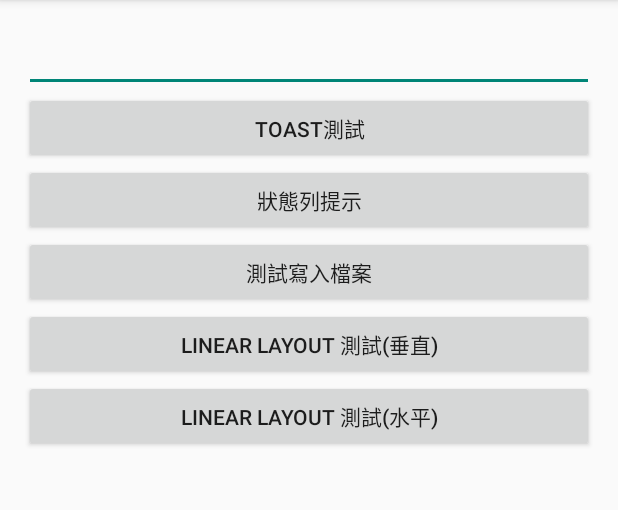
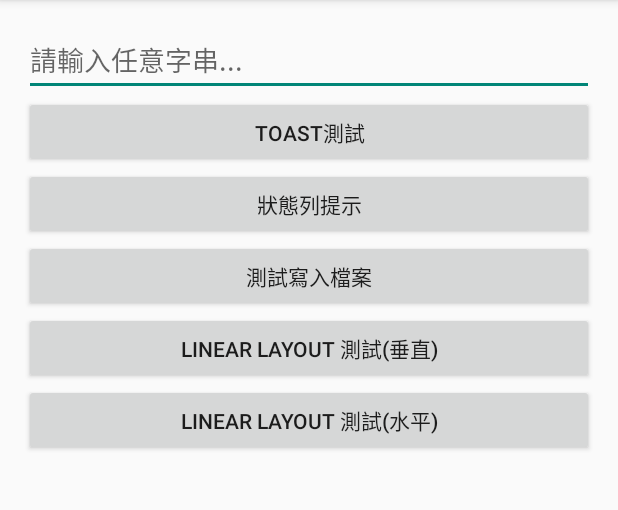
Before and after one commit to fishingboy/Android_Test, an Android app: the MainView screen opened directly, with no data from a screen before it, on a phone screen of 412 x 824 dp, the part 84-594 px from its top. Run offline under Robolectric (Android 15) with nearby library versions, the phone set to English and light mode, and no system bars.

Commit message:
輸入方塊加入提示訊息(類似 html 的 placeholder) fill_parent(舊屬性) 改為 match_parent(新屬性)

```diff
--- a/app/src/main/res/layout/activity_main.xml
+++ b/app/src/main/res/layout/activity_main.xml
@@ -14,10 +14,11 @@
         android:layout_height="wrap_content"
         android:id="@+id/txt1"
         android:layout_gravity="center_horizontal"
-        android:inputType="text"/>
+        android:inputType="text"
+        android:hint="請輸入任意字串..."/>
 
     <Button
-        android:layout_width="fill_parent"
+        android:layout_width="match_parent"
         android:layout_height="wrap_content"
         android:text="Toast測試"
         android:id="@+id/btn_toast_show"
@@ -25,7 +26,7 @@
         android:layout_gravity="center_horizontal" />
 
     <Button
-        android:layout_width="fill_parent"
+        android:layout_width="match_parent"
         android:layout_height="wrap_content"
         android:text="狀態列提示"
         android:id="@+id/btn_notify"
@@ -33,21 +34,21 @@
         android:onClick="showNotify"/>
 
     <Button
-        android:layout_width="fill_parent"
+        android:layout_width="match_parent"
         android:layout_height="wrap_content"
         android:text="測試寫入檔案"
         android:id="@+id/btn_file_test"
         android:layout_gravity="center_horizontal"/>
 
     <Button
-        android:layout_width="fill_parent"
+        android:layout_width="match_parent"
         android:layout_height="wrap_content"
         android:text="Linear Layout 測試(垂直)"
         android:id="@+id/btn_linear_start"
         android:onClick="showLinear"/>
 
     <Button
-        android:layout_width="fill_parent"
+        android:layout_width="match_parent"
         android:layout_height="wrap_content"
         android:text="Linear Layout 測試(水平)"
         android:id="@+id/button"
```
